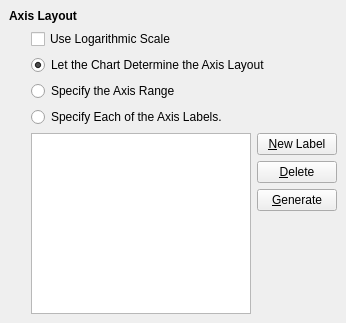
Above: Qt/Components/Resources/UI/pqChartOptionsWidget.ui from wildmichael/ParaView3-enhancements-old before the change. Below: the same form after it.
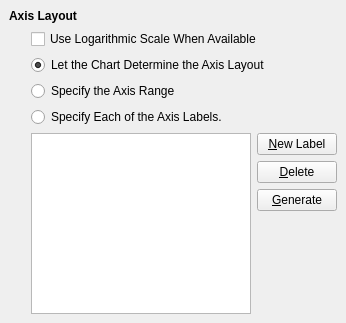
That is the form after the change. The open tabs and pages were chosen to show the change. Custom widgets are drawn as their Qt base class.

Commit message: BUG: Removing the annoying chart log scale message.

```diff
--- a/Qt/Components/Resources/UI/pqChartOptionsWidget.ui
+++ b/Qt/Components/Resources/UI/pqChartOptionsWidget.ui
@@ -824,7 +824,7 @@
        <item row="1" column="1" >
         <widget class="QCheckBox" name="UseLogScale" >
          <property name="text" >
-          <string>Use Logarithmic Scale</string>
+          <string>Use Logarithmic Scale When Available</string>
          </property>
         </widget>
        </item>
```
The commit also changes 1 other file.
